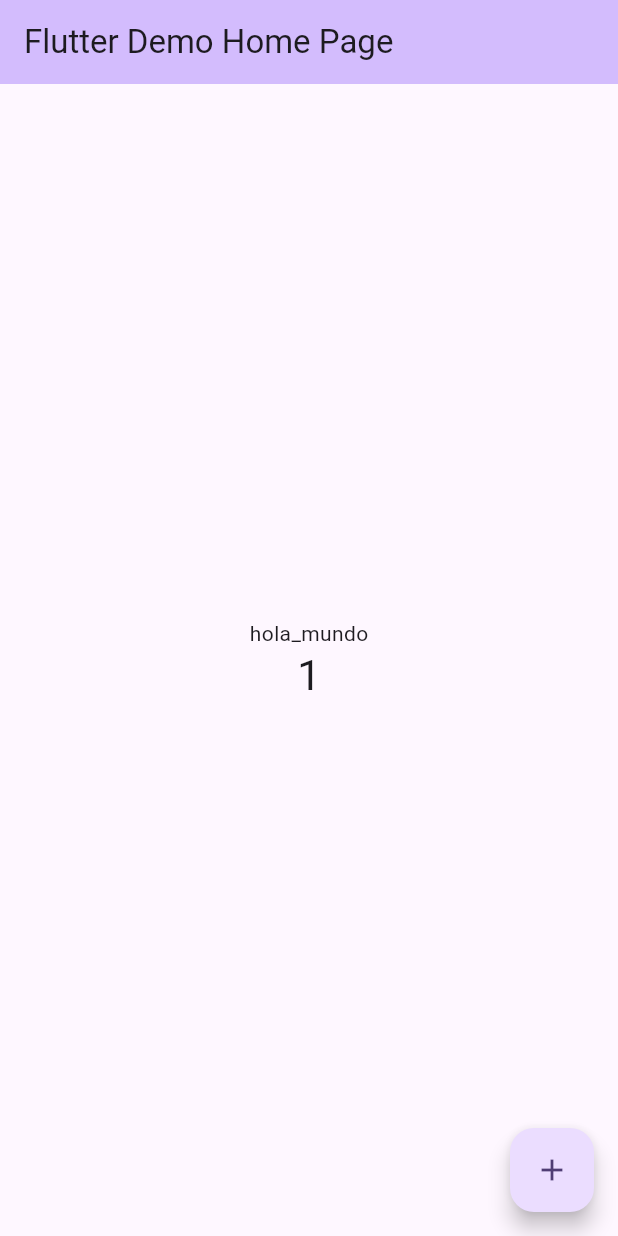
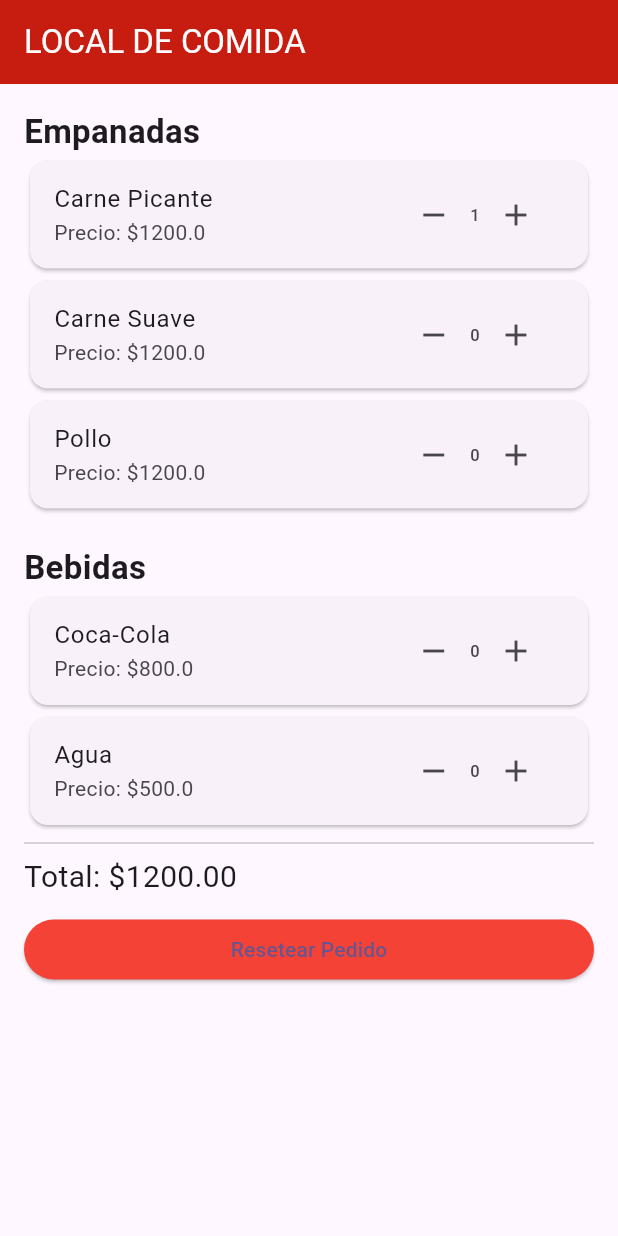
Before and after one commit to Marcktm/CartaDigital, a Flutter app: the screen it shows after launch, after a tap on the "add" icon, on a phone screen of 412 x 824 dp. Run offline on Flutter 3.47's test engine with Material 3 defaults, Android fonts, the phone set to English and light mode, and no system bars.

Commit message:
pruebaCartaGenerica

```diff
--- /dev/null
+++ b/src/carta_digital/assets/data/menu.json
@@ -0,0 +1,27 @@
+[
+  {
+    "nombre": "Carne Picante",
+    "precio": 1200,
+    "categoria": "comida"
+  },
+  {
+    "nombre": "Carne Suave",
+    "precio": 1200,
+    "categoria": "comida"
+  },
+  {
+    "nombre": "Pollo",
+    "precio": 1200,
+    "categoria": "comida"
+  },
+  {
+    "nombre": "Coca-Cola",
+    "precio": 800,
+    "categoria": "bebida"
+  },
+  {
+    "nombre": "Agua",
+    "precio": 500,
+    "categoria": "bebida"
+  }
+]
--- a/src/carta_digital/lib/main.dart
+++ b/src/carta_digital/lib/main.dart
@@ -1,7 +1,16 @@
 import 'package:flutter/material.dart';
+import 'package:flutter/material.dart';
+import 'package:provider/provider.dart';
+import 'views/home_screen.dart';
+import 'providers/pedido_provider.dart';
 
 void main() {
-  runApp(const MyApp());
+  runApp(
+    ChangeNotifierProvider(
+      create: (_) => PedidoProvider(),
+      child: const MyApp(),
+    ),
+  );
 }
 
 class MyApp extends StatelessWidget {
@@ -11,7 +20,7 @@
   @override
   Widget build(BuildContext context) {
     return MaterialApp(
-      title: 'Flutter Demo',
+      title: 'Carta_Digital',
       theme: ThemeData(
         // This is the theme of your application.
         //
@@ -30,11 +39,11 @@
         // tested with just a hot reload.
         colorScheme: ColorScheme.fromSeed(seedColor: Colors.deepPurple),
       ),
-      home: const MyHomePage(title: 'Flutter Demo Home Page'),
+      home: const HomeScreen(),
     );
   }
 }
-
+/*
 class MyHomePage extends StatefulWidget {
   const MyHomePage({super.key, required this.title});
 
@@ -120,3 +129,4 @@
     );
   }
 }
+*/
--- /dev/null
+++ b/src/carta_digital/lib/models/producto.dart
@@ -0,0 +1,19 @@
+class Producto {
+  final String nombre;
+  final double precio;
+  final String categoria;
+
+  Producto({
+    required this.nombre,
+    required this.precio,
+    required this.categoria,
+  });
+
+  factory Producto.fromJson(Map<String, dynamic> json) {
+    return Producto(
+      nombre: json['nombre'],
+      precio: json['precio'].toDouble(),
+      categoria: json['categoria'],
+    );
+  }
+}
--- /dev/null
+++ b/src/carta_digital/lib/providers/pedido_provider.dart
@@ -0,0 +1,35 @@
+import 'package:flutter/material.dart';
+import '../models/producto.dart';
+
+class PedidoProvider extends ChangeNotifier {
+  final Map<Producto, int> _cantidades = {};
+
+  void aumentar(Producto producto, int cantidad) {
+    _cantidades.update(producto, (value) => value + cantidad, ifAbsent: () => cantidad);
+    notifyListeners();
+  }
+
+  void disminuir(Producto producto, int cantidad) {
+    if (!_cantidades.containsKey(producto)) return;
+    final nuevoValor = _cantidades[producto]! - cantidad;
+    if (nuevoValor <= 0) {
+      _cantidades.remove(producto);
+    } else {
+      _cantidades[producto] = nuevoValor;
+    }
+    notifyListeners();
+  }
+
+  Map<Producto, int> get cantidades => _cantidades;
+
+  double get total {
+    return _cantidades.entries
+        .map((e) => e.key.precio * e.value)
+        .fold(0.0, (a, b) => a + b);
+  }
+
+  void resetear() {
+    _cantidades.clear();
+    notifyListeners();
+  }
+}
--- /dev/null
+++ b/src/carta_digital/lib/views/home_screen.dart
@@ -0,0 +1,81 @@
+import 'dart:convert';
+import 'package:flutter/material.dart';
+import 'package:flutter/services.dart' show rootBundle;
+import 'package:provider/provider.dart';
+import '../models/producto.dart';
+import '../providers/pedido_provider.dart';
+
+class HomeScreen extends StatefulWidget {
+  const HomeScreen({super.key});
+  @override
+  State<HomeScreen> createState() => _HomeScreenState();
+}
+
+class _HomeScreenState extends State<HomeScreen> {
+  List<Producto> empanadas = [];
+  List<Producto> bebidas = [];
+
+  @override
+  void initState() {
+    super.initState();
+    cargarProductos();
+  }
+
+  Future<void> cargarProductos() async {
+    final String jsonString = await rootBundle.loadString('assets/data/menu.json');
+    final List<dynamic> jsonData = json.decode(jsonString);
+    final productos = jsonData.map((e) => Producto.fromJson(e)).toList();
+    setState(() {
+      empanadas = productos.where((p) => p.categoria == 'comida').toList();
+      bebidas = productos.where((p) => p.categoria == 'bebida').toList();
+    });
+  }
+
+  @override
+  Widget build(BuildContext context) {
+    final pedido = Provider.of<PedidoProvider>(context);
+    return Scaffold(
+      appBar: AppBar(
+        title: const Text('LOCAL DE COMIDA'),
+        backgroundColor: const Color.fromARGB(255, 199, 28, 16),
+        foregroundColor: const Color.fromARGB(255, 253, 253, 253),
+      ),
+      body: ListView(
+        padding: const EdgeInsets.all(16),
+        children: [
+          const Text("Empanadas", style: TextStyle(fontSize: 22, fontWeight: FontWeight.bold)),
+          ...empanadas.map((p) => _buildProductoTile(p, pedido)),
+          const SizedBox(height: 20),
+          const Text("Bebidas", style: TextStyle(fontSize: 22, fontWeight: FontWeight.bold)),
+          ...bebidas.map((p) => _buildProductoTile(p, pedido)),
+          const Divider(),
+          Text("Total: \$${pedido.total.toStringAsFixed(2)}", style: const TextStyle(fontSize: 20)),
+          const SizedBox(height: 10),
+          ElevatedButton(
+            onPressed: () => pedido.resetear(),
+            style: ElevatedButton.styleFrom(backgroundColor: Colors.red),
+            child: const Text("Resetear Pedido"),
+          ),
+        ],
+      ),
+    );
+  }
+
+  Widget _buildProductoTile(Producto p, PedidoProvider pedido) {
+    final cantidad = pedido.cantidades[p] ?? 0;
+    return Card(
+      child: ListTile(
+        title: Text(p.nombre),
+        subtitle: Text("Precio: \$${p.precio}"),
+        trailing: Row(
+          mainAxisSize: MainAxisSize.min,
+          children: [
+            IconButton(onPressed: () => pedido.disminuir(p, 1), icon: const Icon(Icons.remove)),
+            Text('$cantidad'),
+            IconButton(onPressed: () => pedido.aumentar(p, 1), icon: const Icon(Icons.add)),
+          ],
+        ),
+      ),
+    );
+  }
+}
--- a/src/carta_digital/pubspec.yaml
+++ b/src/carta_digital/pubspec.yaml
@@ -30,7 +30,7 @@ environment:
 dependencies:
   flutter:
     sdk: flutter
-
+  provider: ^6.1.1
   # The following adds the Cupertino Icons font to your application.
   # Use with the CupertinoIcons class for iOS style icons.
   cupertino_icons: ^1.0.8
@@ -87,3 +87,5 @@ flutter:
   #
   # For details regarding fonts from package dependencies,
   # see https://flutter.dev/to/font-from-package
+  assets:
+    - assets/data/menu.json
```
Also changed, not shown: src/carta_digital/pubspec.lock.
